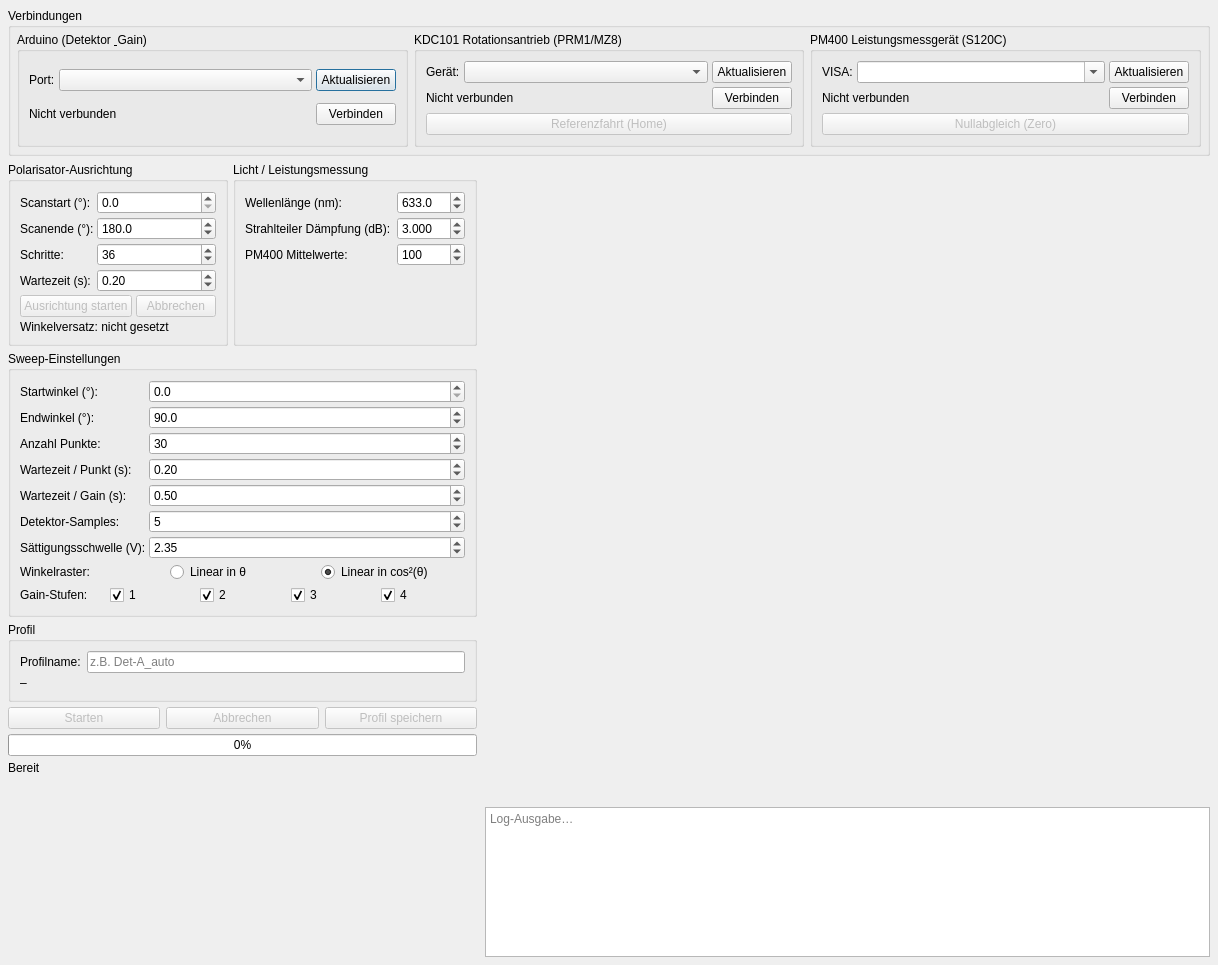
First picture: the form in polarisation_ui/pyqt/auto_power_calibration.ui, repository cckssr/polarisation-ui, before the edit.
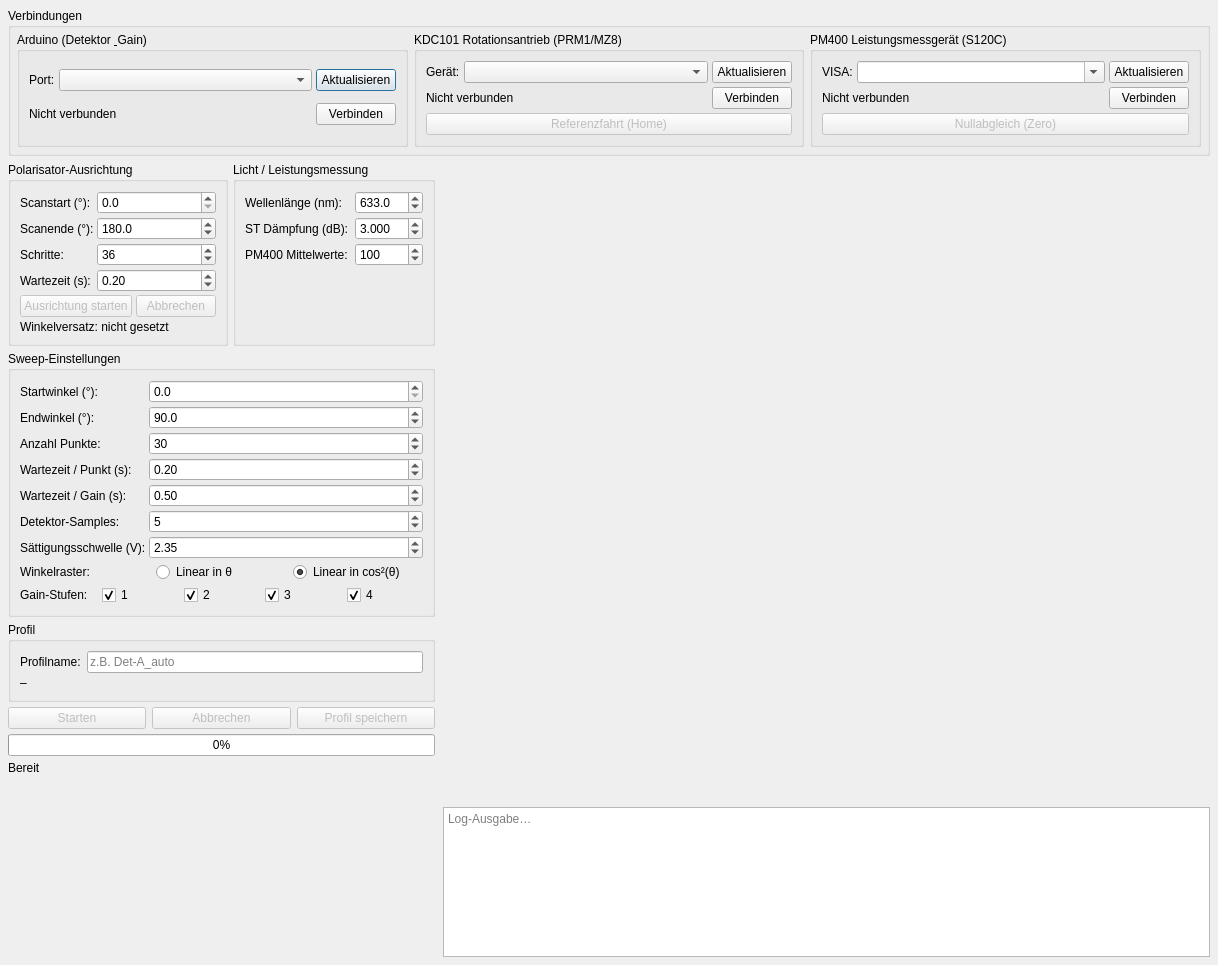
Second picture: the form after the edit. Custom widgets are drawn as their Qt base class.

```diff
--- a/polarisation_ui/pyqt/auto_power_calibration.ui
+++ b/polarisation_ui/pyqt/auto_power_calibration.ui
@@ -463,7 +463,7 @@
             <item row="1" column="0">
              <widget class="QLabel" name="lblAttenuation">
               <property name="text">
-               <string>Strahlteiler Dämpfung (dB):</string>
+               <string>ST Dämpfung (dB):</string>
               </property>
              </widget>
             </item>
```
